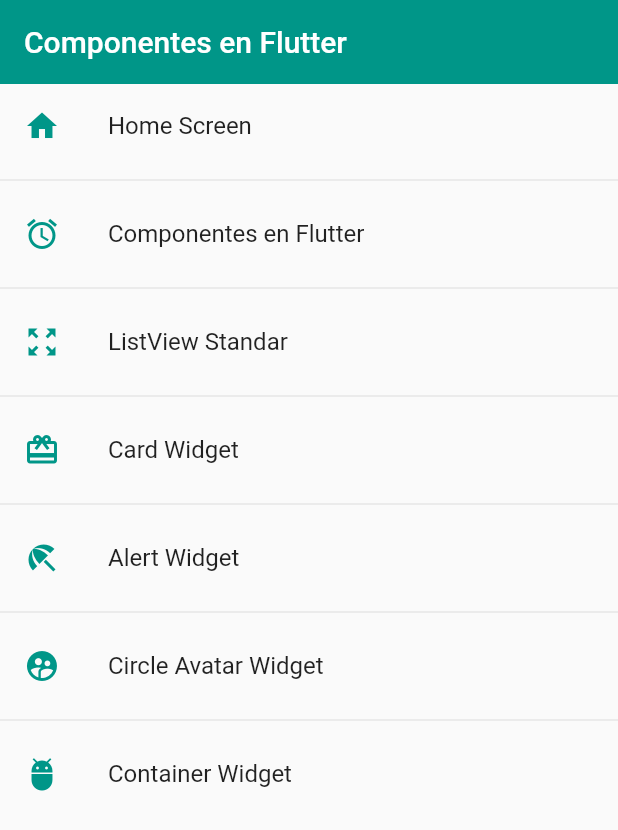
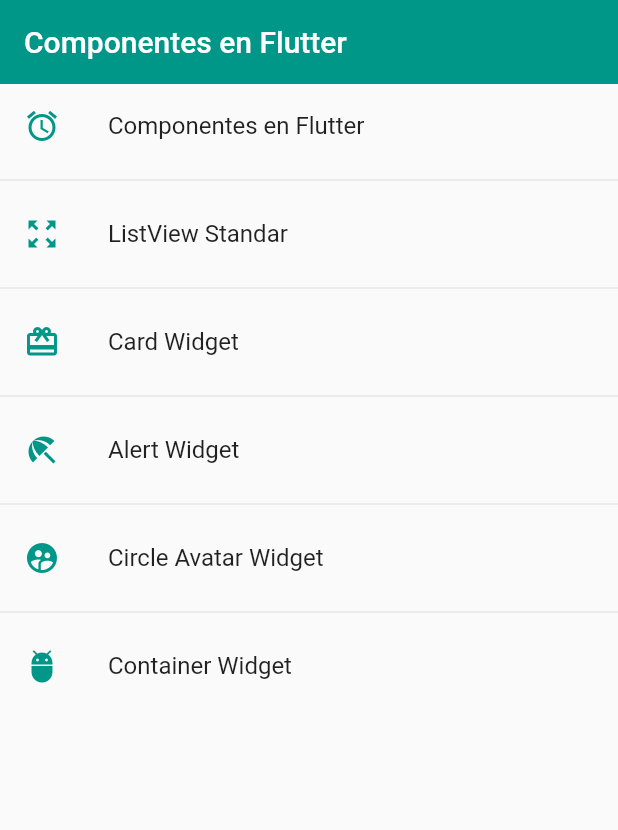
Before and after one commit to alexglzrys/flutter-widgets, a Flutter app: the screen it shows after launch, on a phone screen of 412 x 824 dp. Shown: the top 830 px of the screen. Run offline on Flutter 3.47's test engine with Material 2 defaults, Android fonts, the phone set to English and light mode, and no system bars.

Commit message:
FIX - Rutas

```diff
--- a/lib/router/app_routes.dart
+++ b/lib/router/app_routes.dart
@@ -16,11 +16,6 @@ class AppRoutes {
 
   // Definir mi lista de rutas (esto ayuda para definir su personalización)
   static final menuOptions = <MenuOption>[
-    MenuOption(
-        route: 'home',
-        name: 'Home Screen',
-        screen: HomeScreen(),
-        icon: Icons.home),
     MenuOption(
         route: 'listview',
         name: 'Componentes en Flutter',
@@ -61,6 +56,10 @@ class AppRoutes {
 
   static Map<String, Widget Function(BuildContext)> getAppRoutes() {
     Map<String, Widget Function(BuildContext)> appRoutes = {};
+
+    // El Home no aparece en las opciones de menú, pero forma parte del sistema de rutas (ruta inicial al mostrar)
+    appRoutes.addAll({'home': (BuildContext context) => HomeScreen()});
+
     // iterar por los elementos de opciones de menu
     for (final option in menuOptions) {
       // Generar un path como lo espera la propiedad routes
```
